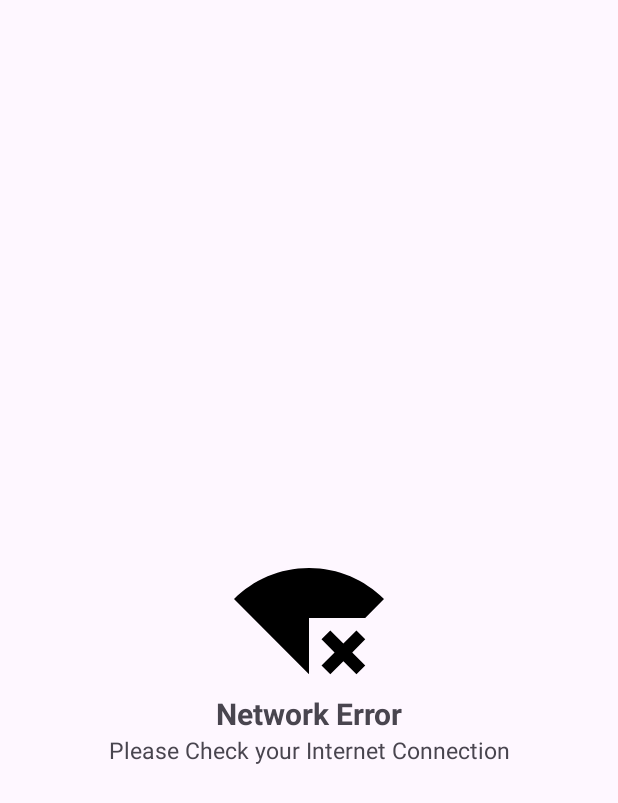
After one commit to YogeshJsw/fitness, an Android app: the layout network_error_layout.xml on its own in the app's theme, with its tools: preview values and no code run, on a phone screen of 412 x 824 dp. The commit adds this screen. Shown: the top 803 px of the screen. Run offline under Robolectric (Android 15) with nearby library versions, the phone set to English and light mode, and no system bars.

Commit message:
First commit

```diff
--- a/app/build.gradle
+++ b/app/build.gradle
@@ -18,8 +18,8 @@ android {
         applicationId "com.yogeshj.myFitness"
         minSdk 25
         targetSdk 34
-        versionCode 2
-        versionName "1.1"
+        versionCode 3
+        versionName "1.2"
 
         testInstrumentationRunner "androidx.test.runner.AndroidJUnitRunner"
     }
--- /dev/null
+++ b/app/src/main/res/drawable/baseline_signal_wifi_connected_no_internet_4_24.xml
@@ -0,0 +1,5 @@
+<vector android:height="24dp" android:tint="#000000"
+    android:viewportHeight="24" android:viewportWidth="24"
+    android:width="24dp" xmlns:android="http://schemas.android.com/apk/res/android">
+    <path android:fillColor="@android:color/white" android:pathData="M24,8.98C20.93,5.9 16.69,4 12,4C7.31,4 3.07,5.9 0,8.98L12,21v-9h8.99L24,8.98zM19.59,14l-2.09,2.09L15.41,14L14,15.41l2.09,2.09L14,19.59L15.41,21l2.09,-2.08L19.59,21L21,19.59l-2.08,-2.09L21,15.41L19.59,14z"/>
+</vector>
--- /dev/null
+++ b/app/src/main/res/layout/network_error_layout.xml
@@ -0,0 +1,40 @@
+<?xml version="1.0" encoding="utf-8"?>
+<androidx.constraintlayout.widget.ConstraintLayout xmlns:android="http://schemas.android.com/apk/res/android"
+    android:layout_width="match_parent"
+    android:layout_height="match_parent"
+    android:id="@+id/net"
+    xmlns:app="http://schemas.android.com/apk/res-auto">
+
+    <androidx.appcompat.widget.AppCompatImageView
+        android:id="@+id/errorImage"
+        android:layout_width="100dp"
+        android:layout_height="100dp"
+        android:src="@drawable/baseline_signal_wifi_connected_no_internet_4_24"
+        app:layout_constraintStart_toStartOf="parent"
+        app:layout_constraintTop_toTopOf="parent"
+        app:layout_constraintBottom_toBottomOf="parent"
+        app:layout_constraintEnd_toEndOf="parent"/>
+
+    <androidx.appcompat.widget.AppCompatTextView
+        android:id="@+id/tvNetworkError"
+        android:layout_width="wrap_content"
+        android:layout_height="wrap_content"
+        android:text="Network Error"
+        android:textSize="20sp"
+        android:textStyle="bold"
+        app:layout_constraintStart_toStartOf="parent"
+        app:layout_constraintEnd_toEndOf="parent"
+        app:layout_constraintTop_toBottomOf="@id/errorImage"/>
+
+    <androidx.appcompat.widget.AppCompatTextView
+        android:id="@+id/tvCheck"
+        android:layout_width="wrap_content"
+        android:layout_height="wrap_content"
+        android:text="Please Check your Internet Connection"
+        android:textSize="15sp"
+        app:layout_constraintStart_toStartOf="parent"
+        app:layout_constraintEnd_toEndOf="parent"
+        app:layout_constraintTop_toBottomOf="@id/tvNetworkError"/>
+
+
+</androidx.constraintlayout.widget.ConstraintLayout>
```
Also changed, not shown: app/src/main/java/com/yogeshj/myFitness/HomeActivity.kt (+18 -0 lines), app/src/main/java/com/yogeshj/myFitness/NetworkConnection.kt (added, +39 -0 lines), app/src/main/res/layout/activity_category.xml (+57 -10 lines), app/src/main/res/layout/activity_home.xml (+52 -6 lines), app/src/main/res/drawable/app_logo.png (deleted), app/src/main/res/drawable/logo_animation.gif (deleted), 2 other files.
